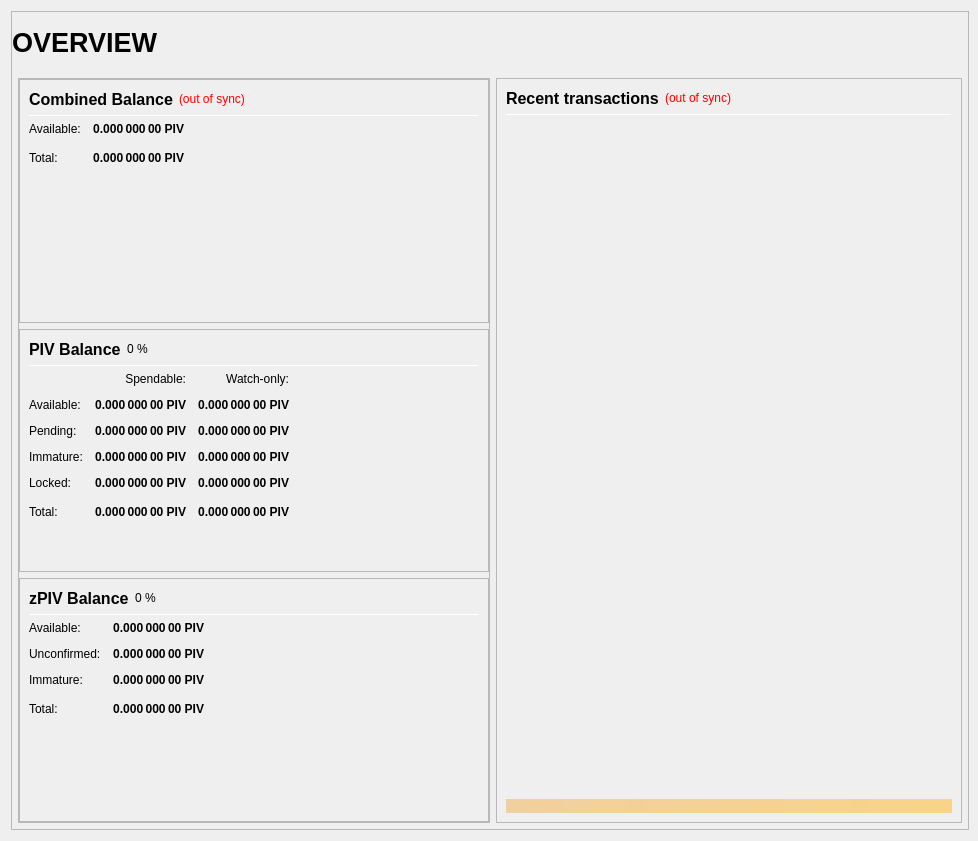
Old version of the form src/qt/forms/overviewpage.ui in the repository mammix2/kore-mammix2.
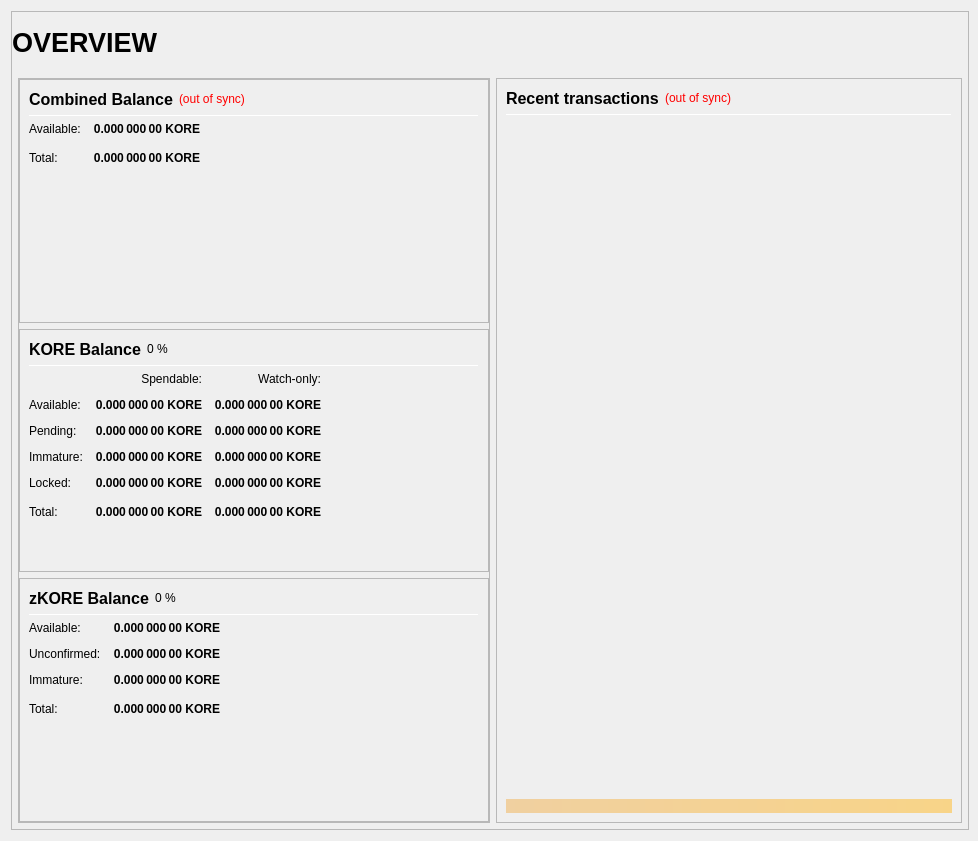
New version of the form.

Commit message: kore name and file references

The edit to the form file:
```diff
--- a/src/qt/forms/overviewpage.ui
+++ b/src/qt/forms/overviewpage.ui
@@ -333,7 +333,7 @@
                           <string>Your current spendable balance</string>
                          </property>
                          <property name="text">
-                          <string notr="true">0.000 000 00 PIV</string>
+                          <string notr="true">0.000 000 00 KORE</string>
                          </property>
                          <property name="alignment">
                           <set>Qt::AlignRight|Qt::AlignTrailing|Qt::AlignVCenter</set>
@@ -365,7 +365,7 @@
                           <string>Total Balance, including all unavailable coins.</string>
                          </property>
                          <property name="text">
-                          <string notr="true">0.000 000 00 PIV</string>
+                          <string notr="true">0.000 000 00 KORE</string>
                          </property>
                          <property name="alignment">
                           <set>Qt::AlignRight|Qt::AlignTrailing|Qt::AlignVCenter</set>
@@ -433,7 +433,7 @@
                           </font>
                          </property>
                          <property name="text">
-                          <string>PIV Balance</string>
+                          <string>KORE Balance</string>
                          </property>
                         </widget>
                        </item>
@@ -525,7 +525,7 @@
                           <string>Your current spendable balance</string>
                          </property>
                          <property name="text">
-                          <string notr="true">0.000 000 00 PIV</string>
+                          <string notr="true">0.000 000 00 KORE</string>
                          </property>
                          <property name="alignment">
                           <set>Qt::AlignRight|Qt::AlignTrailing|Qt::AlignVCenter</set>
@@ -550,7 +550,7 @@
                           <string>Your current balance in watch-only addresses</string>
                          </property>
                          <property name="text">
-                          <string notr="true">0.000 000 00 PIV</string>
+                          <string notr="true">0.000 000 00 KORE</string>
                          </property>
                          <property name="alignment">
                           <set>Qt::AlignRight|Qt::AlignTrailing|Qt::AlignVCenter</set>
@@ -582,7 +582,7 @@
                           <string>Total of transactions that have yet to be confirmed, and do not yet count toward the spendable balance</string>
                          </property>
                          <property name="text">
-                          <string notr="true">0.000 000 00 PIV</string>
+                          <string notr="true">0.000 000 00 KORE</string>
                          </property>
                          <property name="alignment">
                           <set>Qt::AlignRight|Qt::AlignTrailing|Qt::AlignVCenter</set>
@@ -607,7 +607,7 @@
                           <string>Unconfirmed transactions to watch-only addresses</string>
                          </property>
                          <property name="text">
-                          <string notr="true">0.000 000 00 PIV</string>
+                          <string notr="true">0.000 000 00 KORE</string>
                          </property>
                          <property name="alignment">
                           <set>Qt::AlignRight|Qt::AlignTrailing|Qt::AlignVCenter</set>
@@ -639,7 +639,7 @@
                           <string>Staked or masternode rewards that has not yet matured</string>
                          </property>
                          <property name="text">
-                          <string notr="true">0.000 000 00 PIV</string>
+                          <string notr="true">0.000 000 00 KORE</string>
                          </property>
                          <property name="alignment">
                           <set>Qt::AlignRight|Qt::AlignTrailing|Qt::AlignVCenter</set>
@@ -664,7 +664,7 @@
                           <string>Staked or masternode rewards in watch-only addresses that has not yet matured</string>
                          </property>
                          <property name="text">
-                          <string notr="true">0.000 000 00 PIV</string>
+                          <string notr="true">0.000 000 00 KORE</string>
                          </property>
                          <property name="alignment">
                           <set>Qt::AlignRight|Qt::AlignTrailing|Qt::AlignVCenter</set>
@@ -699,7 +699,7 @@
                           <string>Locked PIV or Masternode collaterals. These are excluded from zPIV minting.</string>
                          </property>
                          <property name="text">
-                          <string notr="true">0.000 000 00 PIV</string>
+                          <string notr="true">0.000 000 00 KORE</string>
                          </property>
                          <property name="alignment">
                           <set>Qt::AlignRight|Qt::AlignTrailing|Qt::AlignVCenter</set>
@@ -724,7 +724,7 @@
                           <string>Current locked balance in watch-only addresses</string>
                          </property>
                          <property name="text">
-                          <string notr="true">0.000 000 00 PIV</string>
+                          <string notr="true">0.000 000 00 KORE</string>
                          </property>
                          <property name="alignment">
                           <set>Qt::AlignRight|Qt::AlignTrailing|Qt::AlignVCenter</set>
@@ -759,7 +759,7 @@
                           <string>Your current KORE balance, unconfirmed and immature transactions included</string>
                          </property>
                          <property name="text">
-                          <string notr="true">0.000 000 00 PIV</string>
+                          <string notr="true">0.000 000 00 KORE</string>
                          </property>
                          <property name="alignment">
                           <set>Qt::AlignRight|Qt::AlignTrailing|Qt::AlignVCenter</set>
@@ -784,7 +784,7 @@
                           <string>Current total balance in watch-only addresses</string>
                          </property>
                          <property name="text">
-                          <string notr="true">0.000 000 00 PIV</string>
+                          <string notr="true">0.000 000 00 KORE</string>
                          </property>
                          <property name="alignment">
                           <set>Qt::AlignRight|Qt::AlignTrailing|Qt::AlignVCenter</set>
@@ -852,7 +852,7 @@
                           </font>
                          </property>
                          <property name="text">
-                          <string>zPIV Balance</string>
+                          <string>zKORE Balance</string>
                          </property>
                         </widget>
                        </item>
@@ -926,7 +926,7 @@
 These zPIV are spendable.</string>
                          </property>
                          <property name="text">
-                          <string notr="true">0.000 000 00 PIV</string>
+                          <string notr="true">0.000 000 00 KORE</string>
                          </property>
                          <property name="alignment">
                           <set>Qt::AlignRight|Qt::AlignTrailing|Qt::AlignVCenter</set>
@@ -957,7 +957,7 @@
 Immature: confirmed, but less than 1 mint of the same denomination after it was minted</string>
                          </property>
                          <property name="text">
-                          <string notr="true">0.000 000 00 PIV</string>
+                          <string notr="true">0.000 000 00 KORE</string>
                          </property>
                          <property name="alignment">
                           <set>Qt::AlignRight|Qt::AlignTrailing|Qt::AlignVCenter</set>
@@ -988,7 +988,7 @@
 Immature: confirmed, but less than 1 mint of the same denomination after it was minted</string>
                          </property>
                          <property name="text">
-                          <string notr="true">0.000 000 00 PIV</string>
+                          <string notr="true">0.000 000 00 KORE</string>
                          </property>
                          <property name="alignment">
                           <set>Qt::AlignRight|Qt::AlignTrailing|Qt::AlignVCenter</set>
@@ -1020,7 +1020,7 @@
                           <string>Your current zPIV balance, unconfirmed and immature zPIV included.</string>
                          </property>
                          <property name="text">
-                          <string notr="true">0.000 000 00 PIV</string>
+                          <string notr="true">0.000 000 00 KORE</string>
                          </property>
                          <property name="alignment">
                           <set>Qt::AlignRight|Qt::AlignTrailing|Qt::AlignVCenter</set>
```
Left out of the diff: 16 changed lines with no effect on the pictures. The commit also changes 118 other files.
